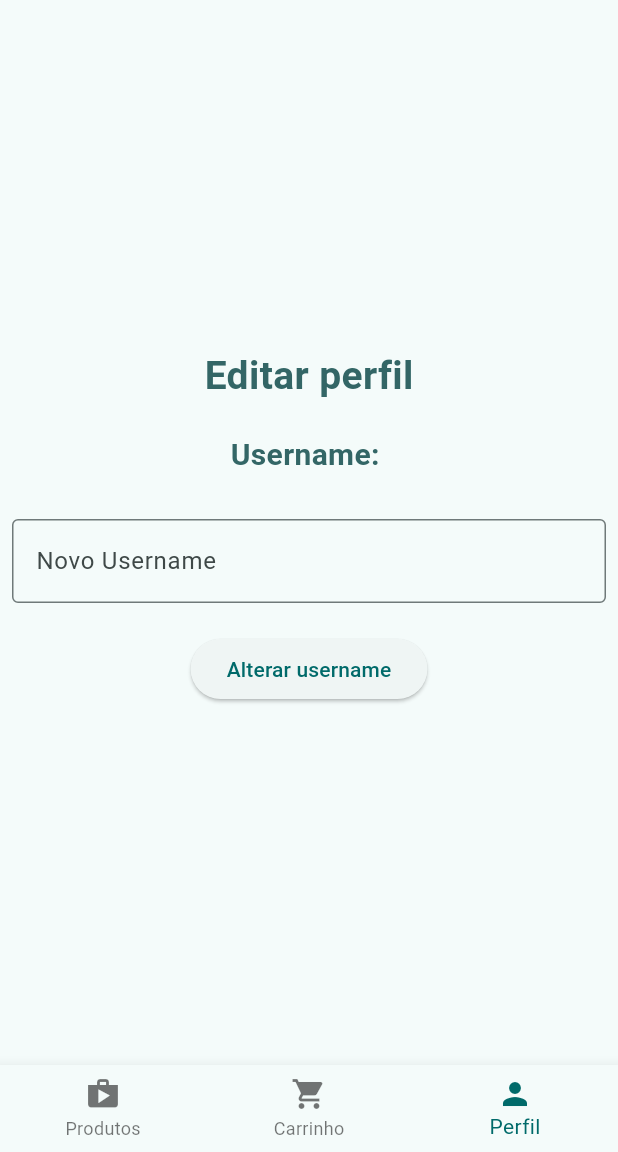
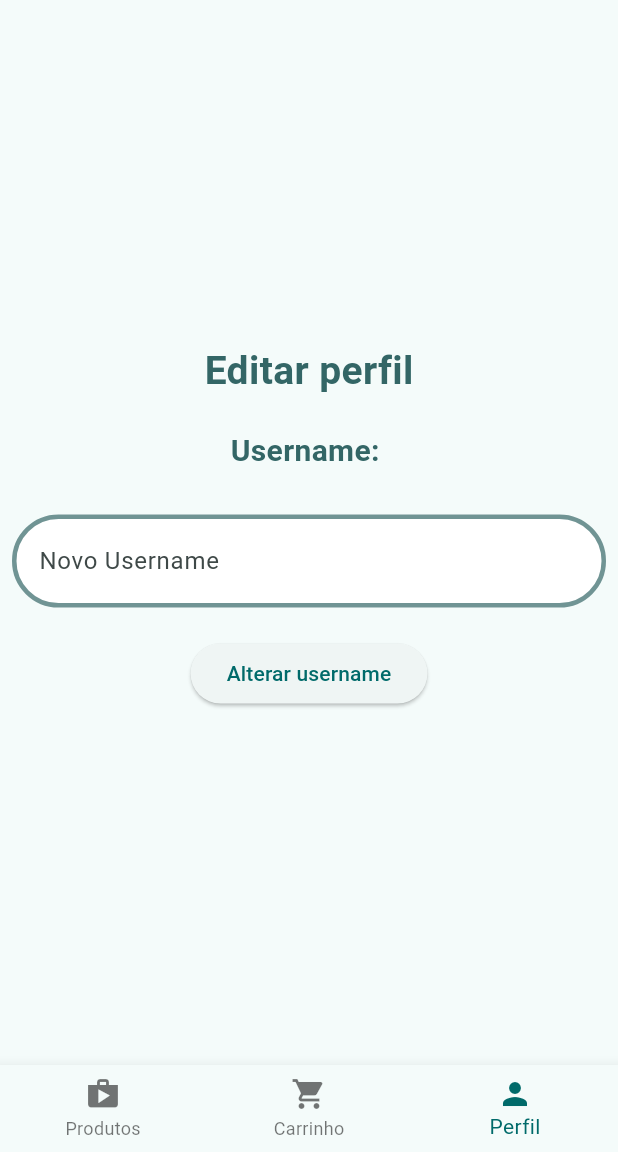
Before and after one commit to GabriielB/Import-ecommerce-FlutterApp, a Flutter app: the HomePage screen opened by its route, item 3 of the bottom bar chosen, on a phone screen of 412 x 824 dp, the part 84-1236 px from its top. Run offline on Flutter 3.47's test engine with Material 3 defaults, Android fonts, the phone set to English and light mode, and no system bars.

Commit message:
💄update paddings and styles

```diff
--- a/lib/screens/home/home_page.dart
+++ b/lib/screens/home/home_page.dart
@@ -2,9 +2,6 @@ import 'package:al_imports/screens/list_products/list_products.dart';
 import 'package:al_imports/screens/profile/profile_page.dart';
 import 'package:al_imports/screens/shopping_cart/shopping_cart.dart';
 import 'package:flutter/material.dart';
-import 'package:provider/provider.dart';
-import '../../providers/loggedInUser.dart';
-import '../login/controllers/login_controller.dart';
 
 class HomePage extends StatefulWidget {
   const HomePage({Key? key, required this.username}) : super(key: key);
@@ -16,15 +13,22 @@ class HomePage extends StatefulWidget {
 
 class _HomePageState extends State<HomePage> {
   int screenIndex = 0;
-  List screens = [const ListProductsPage(), const ShoppingCart(), ProfilePage()];
+  List screens = [
+    const ListProductsPage(),
+    const ShoppingCart(),
+    ProfilePage()
+  ];
 
   @override
   Widget build(BuildContext context) {
     return Scaffold(
       appBar: AppBar(
-        title: const Text("Al-Imports", style: TextStyle(color: Colors.white, fontWeight: FontWeight.w700),),
+        title: const Text(
+          "Al-Imports",
+          style: TextStyle(color: Colors.white, fontWeight: FontWeight.w700),
+        ),
         centerTitle: true,
-        backgroundColor: Color.fromRGBO(51, 102, 102, 1),
+        backgroundColor: const Color.fromRGBO(51, 102, 102, 1),
         automaticallyImplyLeading: false,
       ),
       body: screens[screenIndex],
@@ -37,7 +41,8 @@ class _HomePageState extends State<HomePage> {
         currentIndex: screenIndex,
         items: const [
           BottomNavigationBarItem(icon: Icon(Icons.shop), label: "Produtos"),
-          BottomNavigationBarItem(icon: Icon(Icons.shopping_cart), label: "Carrinho"),
+          BottomNavigationBarItem(
+              icon: Icon(Icons.shopping_cart), label: "Carrinho"),
           BottomNavigationBarItem(icon: Icon(Icons.person), label: "Perfil")
         ],
       ),
--- a/lib/screens/profile/profile_page.dart
+++ b/lib/screens/profile/profile_page.dart
@@ -19,33 +19,51 @@ class _ProfilePageState extends State<ProfilePage> {
       child: Column(
         mainAxisAlignment: MainAxisAlignment.center,
         children: [
-          Text(
+          const Text(
             "Editar perfil",
             style: TextStyle(
                 color: Color.fromRGBO(51, 102, 102, 1),
                 fontWeight: FontWeight.bold,
                 fontSize: 26),
           ),
-          const SizedBox(height: 20,),
-          Text("Username: ${loggedInUser.username}", style: TextStyle(
-              color: Color.fromRGBO(51, 102, 102, 1),
-              fontWeight: FontWeight.bold,
-              fontSize: 20),),
-          const SizedBox(height: 20,),
-
+          const SizedBox(
+            height: 20,
+          ),
+          Text(
+            "Username: ${loggedInUser.username}",
+            style: const TextStyle(
+                color: Color.fromRGBO(51, 102, 102, 1),
+                fontWeight: FontWeight.bold,
+                fontSize: 20),
+          ),
+          const SizedBox(
+            height: 20,
+          ),
           Padding(
             padding: const EdgeInsets.all(8.0),
             child: Form(
               child: Column(
                 children: [
-                  TextFormField(
-                    controller: _usernameController,
-                    decoration: const InputDecoration(
-                      labelText: 'Novo Username',
-                      border: OutlineInputBorder(),
+                  Container(
+                    padding: const EdgeInsets.symmetric(horizontal: 15),
+                    decoration: ShapeDecoration(
+                        color: Colors.white,
+                        shape: RoundedRectangleBorder(
+                            side: const BorderSide(
+                                width: 3,
+                                color: Color.fromRGBO(51, 102, 102, 0.7)),
+                            borderRadius: BorderRadius.circular(40))),
+                    child: TextFormField(
+                      controller: _usernameController,
+                      decoration: const InputDecoration(
+                        labelText: 'Novo Username',
+                        border: InputBorder.none,
+                      ),
                     ),
                   ),
-                  const SizedBox(height: 20,),
+                  const SizedBox(
+                    height: 20,
+                  ),
                   ElevatedButton(
                     onPressed: () {
                       String newUsername = _usernameController.text;
--- a/lib/screens/welcome/welcome_page.dart
+++ b/lib/screens/welcome/welcome_page.dart
@@ -80,6 +80,9 @@ class WelcomePageState extends State<WelcomePage> {
                             )),
                       ),
                     ),
+                    const SizedBox(
+                      height: 10,
+                    ),
                     Container(
                       height: 48,
                       width: double.infinity,
```
Also changed, not shown: lib/screens/login/login_page.dart (+11 -7 lines), lib/screens/sign_up/signup_page.dart (+15 -7 lines).
